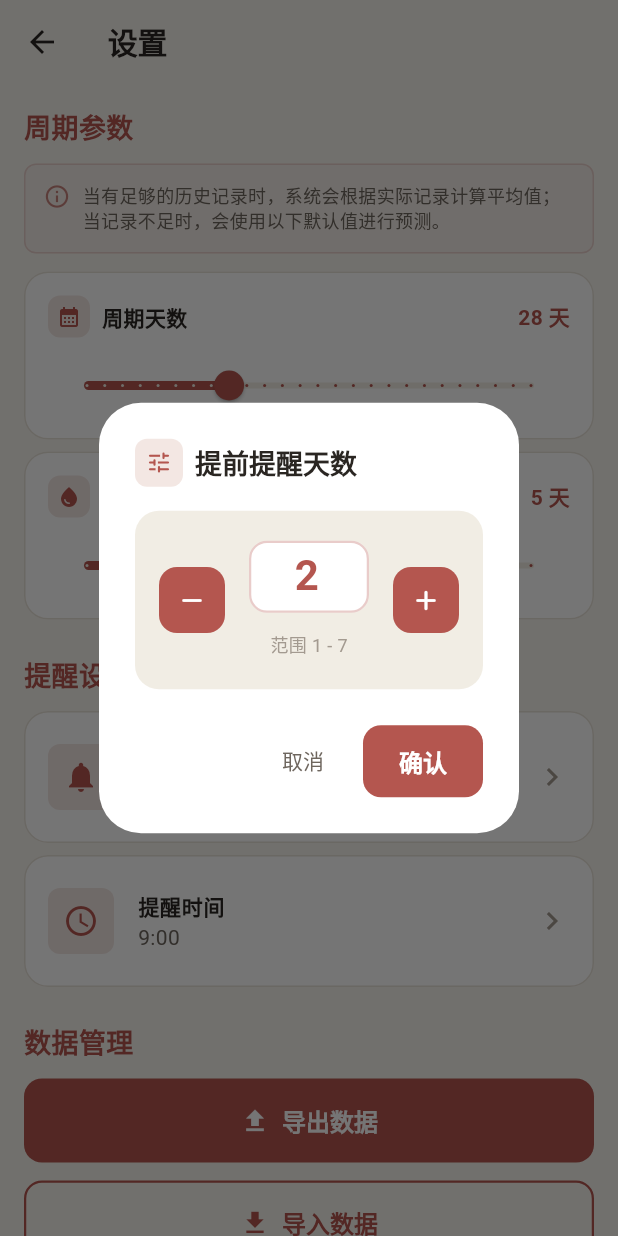
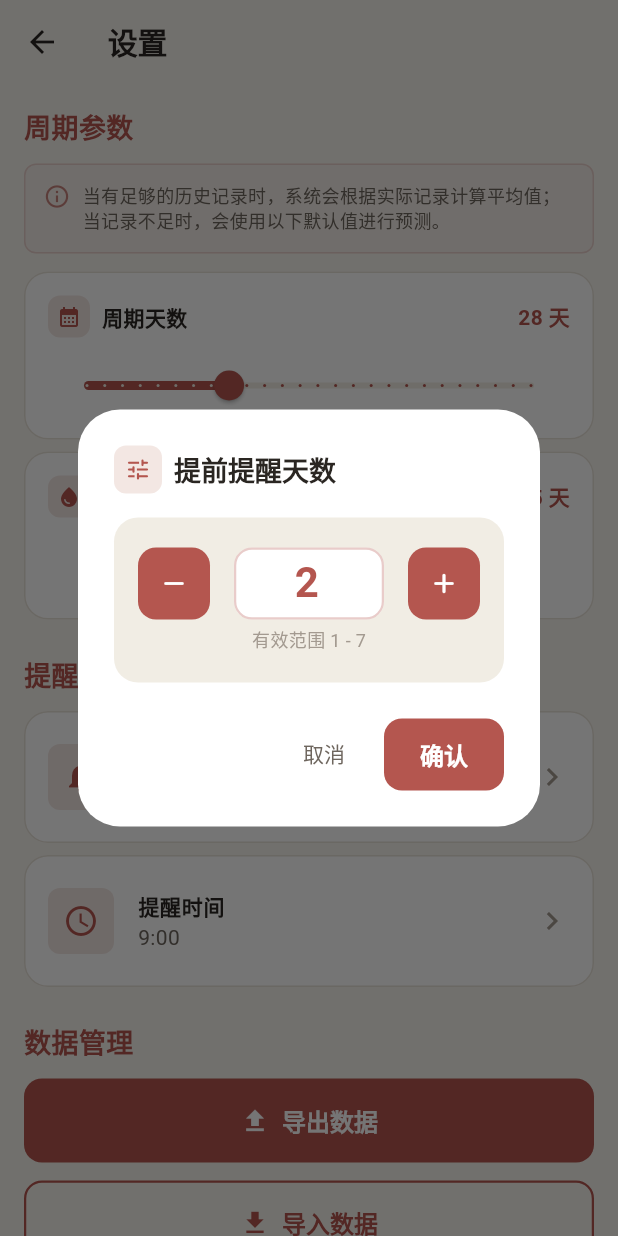
Before and after one commit to xmc1472521772/Menstrual-Record, a Flutter app: the SettingsScreen screen opened directly, after a tap on "提前提醒天数", on a phone screen of 412 x 824 dp. Run offline on Flutter 3.47's test engine with Material 3 defaults, Android fonts, the phone set to English and light mode, and no system bars; our stand-ins replace file_picker, flutter_local_notifications, flutter_timezone, share_plus, sqflite, timezone; accounts and stored records are empty.

Commit message:
fix: 修复提醒设置弹窗输入框与加减按钮水平不对齐及提示文案不完整
- 输入框固定高度48px，加减按钮同步48px，三者水平居中对齐

- errorText 移出 TextField 的 InputDecoration，改为独立行显示，避免高度抖动

- 错误提示文案完善：请输入有效数字/最小值为X/最大值为X

- 版本号升级至 1.14.5+62

```diff
--- a/lib/screens/settings_screen.dart
+++ b/lib/screens/settings_screen.dart
@@ -582,7 +582,11 @@ class SettingsScreen extends StatelessWidget {
                       borderRadius:
                           BorderRadius.circular(AppDimens.radiusLg),
                     ),
-                    child: Row(
+                    child: Column(
+                      children: [
+                        // 加减按钮 + 输入框：三者固定高度，水平居中对齐
+                        Row(
+                          crossAxisAlignment: CrossAxisAlignment.center,
                           mainAxisAlignment: MainAxisAlignment.center,
                           children: [
                             // 减少按钮
@@ -600,12 +604,10 @@ class SettingsScreen extends StatelessWidget {
                               },
                             ),
                             const SizedBox(width: AppDimens.spacingLg),
-                        // 数值显示
-                        Expanded(
-                          child: Column(
-                            children: [
+                            // 数值输入框（固定高度，不随 errorText 变化）
                             SizedBox(
-                                height: 56,
+                              width: 100,
+                              height: 48,
                               child: TextField(
                                 controller: textController,
                                 keyboardType: TextInputType.number,
@@ -617,13 +619,8 @@ class SettingsScreen extends StatelessWidget {
                                 decoration: InputDecoration(
                                   contentPadding:
                                       const EdgeInsets.symmetric(
-                                      horizontal: AppDimens.spacingSm,
+                                    horizontal: AppDimens.spacingXs,
                                     vertical: AppDimens.spacingXs,
-                                    ),
-                                    errorText: errorText,
-                                    errorStyle: AppTheme.bodySmall.copyWith(
-                                      fontSize: 11,
-                                      color: AppColors.error,
                                   ),
                                   enabledBorder: OutlineInputBorder(
                                     borderRadius: BorderRadius.circular(
@@ -650,17 +647,17 @@ class SettingsScreen extends StatelessWidget {
                                   final newValue = int.tryParse(text);
                                   if (newValue == null) {
                                     setState(() {
-                                        errorText = '请输入数字';
+                                      errorText = '请输入有效数字';
                                       selectedValue = value;
                                     });
                                   } else if (newValue < min) {
                                     setState(() {
-                                        errorText = '不能小于 $min';
+                                      errorText = '最小值为 $min';
                                       selectedValue = newValue;
                                     });
                                   } else if (newValue > max) {
                                     setState(() {
-                                        errorText = '不能大于 $max';
+                                      errorText = '最大值为 $max';
                                       selectedValue = newValue;
                                     });
                                   } else {
@@ -670,16 +667,6 @@ class SettingsScreen extends StatelessWidget {
                                     });
                                   }
                                 },
-                                ),
-                              ),
-                              const SizedBox(height: AppDimens.spacingXs),
-                              Text(
-                                '范围 $min - $max',
-                                style: AppTheme.bodySmall.copyWith(
-                                  color: context.themeColors.onSurfaceTertiary,
-                                ),
-                              ),
-                            ],
                               ),
                             ),
                             const SizedBox(width: AppDimens.spacingLg),
@@ -696,6 +683,28 @@ class SettingsScreen extends StatelessWidget {
                                   errorText = null;
                                 });
                               },
+                            ),
+                          ],
+                        ),
+                        // 错误提示（独立行，不影响 Row 内部对齐）
+                        const SizedBox(height: AppDimens.spacingXs),
+                        SizedBox(
+                          height: 18,
+                          child: errorText != null
+                              ? Text(
+                                  errorText!,
+                                  style: AppTheme.bodySmall.copyWith(
+                                    fontSize: 11,
+                                    color: AppColors.error,
+                                  ),
+                                )
+                              : Text(
+                                  '有效范围 $min - $max',
+                                  style: AppTheme.bodySmall.copyWith(
+                                    color: context
+                                        .themeColors.onSurfaceTertiary,
+                                  ),
+                                ),
                         ),
                       ],
                     ),
@@ -754,8 +763,8 @@ class SettingsScreen extends StatelessWidget {
     return GestureDetector(
       onTap: enabled ? onTap : null,
       child: Container(
-        width: 44,
-        height: 44,
+        width: 48,
+        height: 48,
         decoration: BoxDecoration(
           color: enabled
               ? AppColors.brandPrimary
--- a/pubspec.yaml
+++ b/pubspec.yaml
@@ -1,7 +1,7 @@
 name: yimaflutter
 description: "月事记 - 经期记录，本地存储，隐私安全"
 publish_to: 'none'
-version: 1.14.4+61
+version: 1.14.5+62
 
 environment:
   sdk: ^3.5.4
```
Lines whose indentation alone changed are shown as unchanged.
